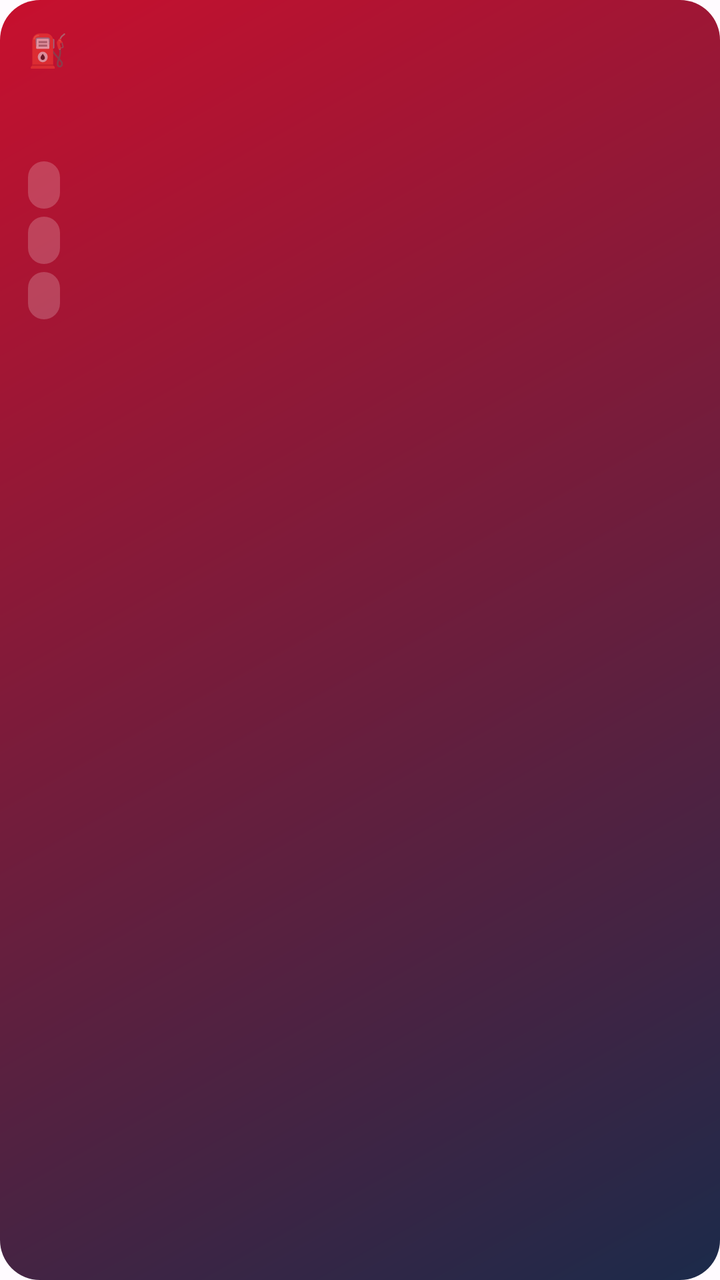
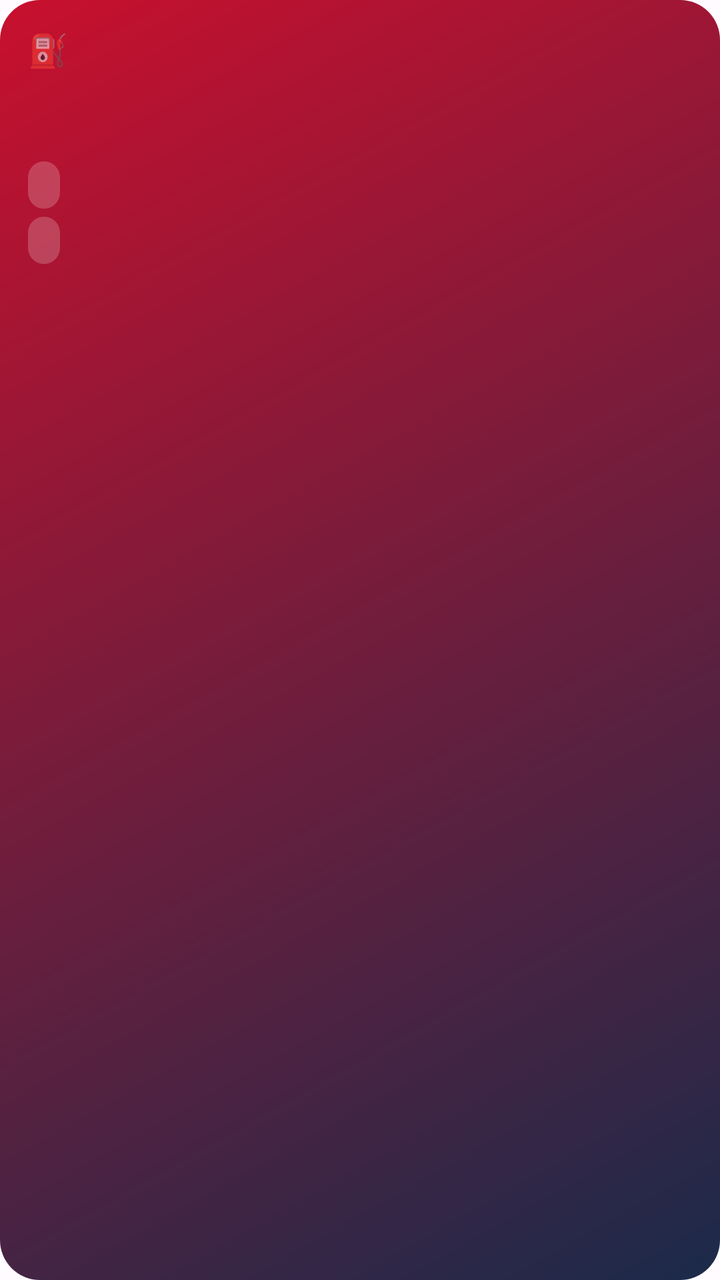

The first picture is an Android layout as it rendered before a commit; the second is the same layout after the commit. The layout source and the unified diff follow.
<!-- AndroidManifest.xml: application theme Theme.ToyotaCompanion -->
<!-- res/layout/widget_consumption.xml -->
<?xml version="1.0" encoding="utf-8"?>
<LinearLayout xmlns:android="http://schemas.android.com/apk/res/android"
    android:id="@+id/widget_root"
    android:layout_width="match_parent"
    android:layout_height="match_parent"
    android:background="@drawable/widget_background"
    android:orientation="vertical"
    android:padding="14dp">

    <LinearLayout
        android:layout_width="match_parent"
        android:layout_height="wrap_content"
        android:gravity="center_vertical"
        android:orientation="horizontal">

        <TextView
            android:layout_width="wrap_content"
            android:layout_height="wrap_content"
            android:layout_marginEnd="6dp"
            android:importantForAccessibility="no"
            android:text="@string/widget_fuel_emoji"
            android:textSize="16sp" />

        <TextView
            android:id="@+id/widget_title"
            android:layout_width="match_parent"
            android:layout_height="wrap_content"
            android:textColor="#FFD9DE"
            android:textSize="12sp"
            android:textStyle="bold" />
    </LinearLayout>

    <TextView
        android:id="@+id/widget_main"
        android:layout_width="match_parent"
        android:layout_height="wrap_content"
        android:layout_marginTop="4dp"
        android:textColor="#FFFFFF"
        android:textSize="26sp"
        android:textStyle="bold" />

    <TextView
        android:id="@+id/widget_line2"
        android:layout_width="wrap_content"
        android:layout_height="wrap_content"
        android:layout_marginTop="6dp"
        android:background="@drawable/widget_chip"
        android:paddingHorizontal="8dp"
        android:paddingVertical="3dp"
        android:textColor="#B9F6CA"
        android:textSize="13sp" />

    <TextView
        android:id="@+id/widget_line3"
        android:layout_width="wrap_content"
        android:layout_height="wrap_content"
        android:layout_marginTop="4dp"
        android:background="@drawable/widget_chip"
        android:paddingHorizontal="8dp"
        android:paddingVertical="3dp"
        android:textColor="#FFE082"
        android:textSize="13sp" />

    <TextView
        android:id="@+id/widget_line4"
        android:layout_width="wrap_content"
        android:layout_height="wrap_content"
        android:layout_marginTop="4dp"
        android:background="@drawable/widget_chip"
        android:paddingHorizontal="8dp"
        android:paddingVertical="3dp"
        android:textColor="#B9F6CA"
        android:textSize="13sp" />
</LinearLayout>
<!-- resources referenced by this layout -->
<resources>
  <!-- drawable widget_background (drawable) -->
  <?xml version="1.0" encoding="utf-8"?>
  <shape xmlns:android="http://schemas.android.com/apk/res/android" android:shape="rectangle">
      <gradient
          android:angle="315"
          android:endColor="#FF1B2A4A"
          android:startColor="#FFC8102E"
          android:type="linear" />
      <corners android:radius="20dp" />
  </shape>
  <!-- drawable widget_chip (drawable) -->
  <?xml version="1.0" encoding="utf-8"?>
  <shape xmlns:android="http://schemas.android.com/apk/res/android" android:shape="rectangle">
      <solid android:color="#33FFFFFF" />
      <corners android:radius="12dp" />
  </shape>
  <string name="widget_fuel_emoji" translatable="false">⛽</string>
  <style name="Theme.ToyotaCompanion" parent="android:Theme.Material.Light.NoActionBar">
          <item name="android:windowBackground">@color/window_background</item>
          <item name="android:statusBarColor">@android:color/transparent</item>
          <item name="android:navigationBarColor">@android:color/transparent</item>
          <item name="android:windowLightStatusBar">true</item>
          <item name="android:windowLightNavigationBar">true</item>
      </style>
  <color name="window_background">#FFFBFF</color>
</resources>

<!-- the commit's change to res/layout/widget_consumption.xml (unified diff, before → after) -->
@@ -61,14 +61,4 @@
         android:textColor="#FFE082"
         android:textSize="13sp" />
 
-    <TextView
-        android:id="@+id/widget_line4"
-        android:layout_width="wrap_content"
-        android:layout_height="wrap_content"
-        android:layout_marginTop="4dp"
-        android:background="@drawable/widget_chip"
-        android:paddingHorizontal="8dp"
-        android:paddingVertical="3dp"
-        android:textColor="#B9F6CA"
-        android:textSize="13sp" />
 </LinearLayout>
